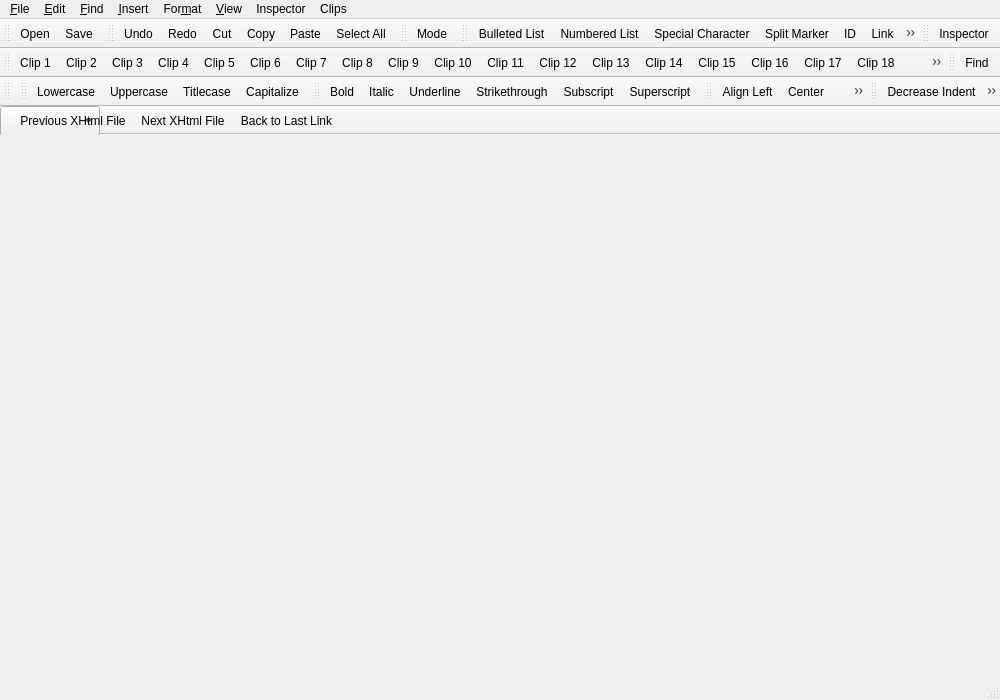
First picture: the form in main.ui, repository Sigil-Ebook/PageEdit, before the edit.
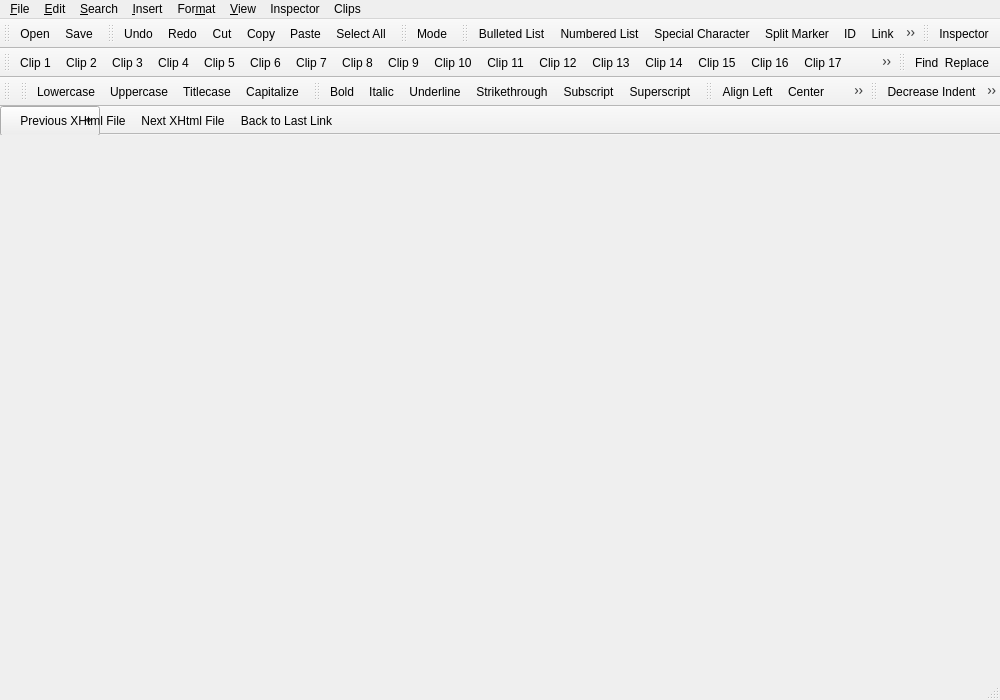
Second picture: the form after the edit. Icons and pictures are not drawn.

Commit message:
Add literal-only Find/Replace for visual OCR proofreading.
Replace SearchToolbar with a Find/Replace panel supporting literal
find, replace, replace all, and count across the current file or all
spine HTML files. Regex mode is intentionally omitted to avoid
accidental XHTML markup damage in the visual editor.

Diff of the .ui file:
```diff
--- a/main.ui
+++ b/main.ui
@@ -85,7 +85,7 @@
 
    <widget class="QMenu" name="menuFind">
     <property name="title">
-     <string>&amp;Find</string>
+     <string>&amp;Search</string>
     </property>
     <addaction name="actionFind"/>
    </widget>
@@ -1184,7 +1184,7 @@
      <normaloff>:/icons/edit-find.svg</normaloff>:/icons/edit-find.svg</iconset>
    </property>
    <property name="text">
-    <string>Find</string>
+    <string>Find &amp; Replace...</string>
    </property>
    <property name="toolTip">
     <string>Find text in the page</string>
```
Left out of the diff: 112 changed lines with no effect on the pictures. The commit also changes 11 other files.
